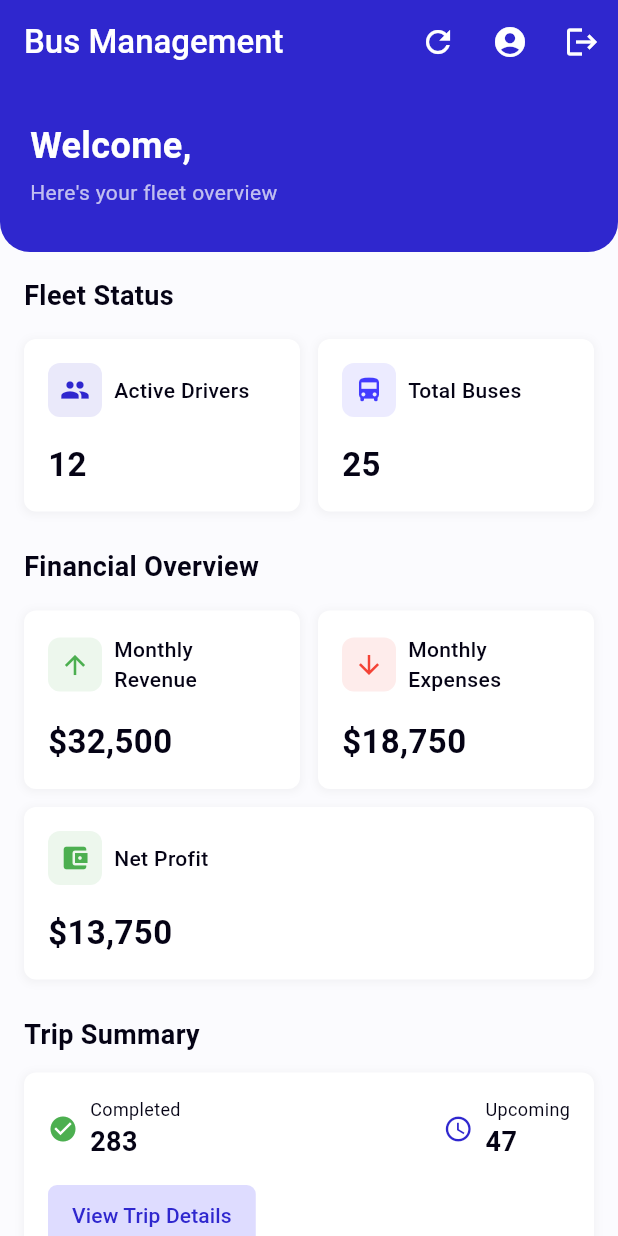
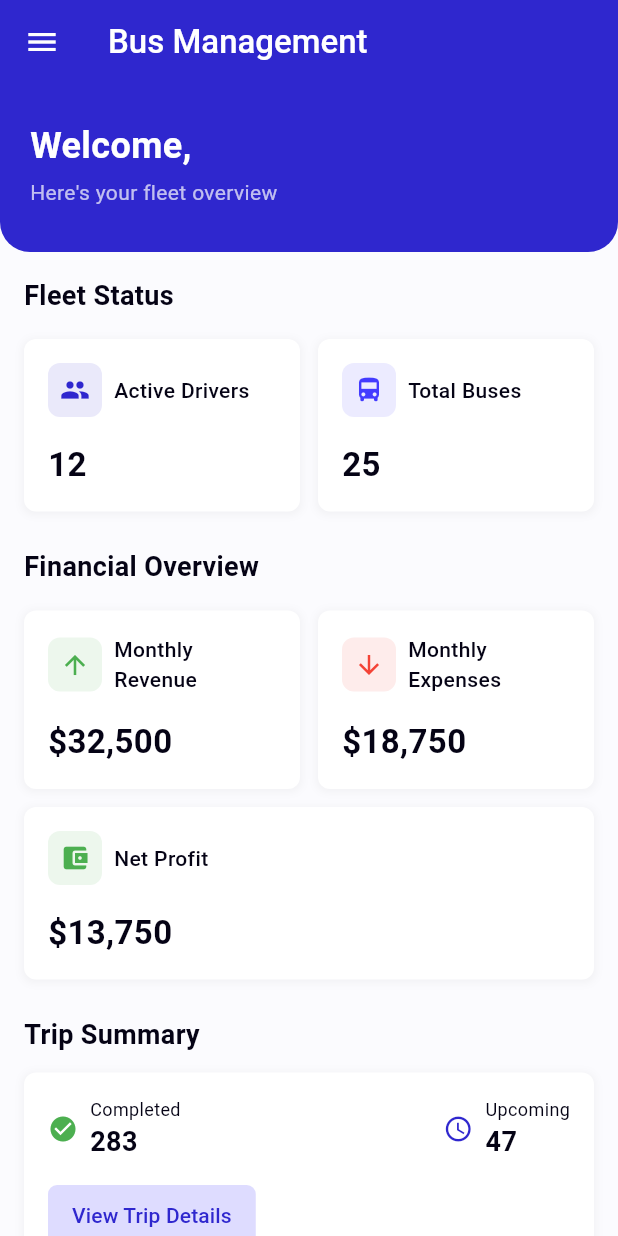
Before and after one commit to KboyVillahermosa/Bus_Management_Co, a Flutter app: the HomeScreen screen opened directly, on a phone screen of 412 x 824 dp. Run offline on Flutter 3.47's test engine with Material 3 defaults, Android fonts, the phone set to English and light mode, and no system bars; our stand-ins replace email_validator, file_picker, supabase_flutter; accounts and stored records are empty.

Commit message:
added a sidebar in the home

```diff
--- a/lib/screens/home_screen.dart
+++ b/lib/screens/home_screen.dart
@@ -123,32 +123,64 @@ class _HomeScreenState extends State<HomeScreen> {
         ),
         backgroundColor: const Color(0xFF2F27CE), // --primary
         elevation: 0,
-        actions: [
-          IconButton(
-            icon: const Icon(Icons.refresh, color: Colors.white),
-            tooltip: 'Refresh',
+        // Remove existing actions and add drawer menu icon
+        leading: Builder(
+          builder: (context) => IconButton(
+            icon: const Icon(Icons.menu, color: Colors.white),
             onPressed: () {
-              setState(() {
-                _isLoading = true;
-              });
-              _loadDashboardData();
+              Scaffold.of(context).openDrawer();
             },
           ),
-          IconButton(
-            icon: const Icon(Icons.account_circle, color: Colors.white),
-            tooltip: 'Profile',
-            onPressed: () {
+        ),
+      ),
+      // Add drawer/sidebar
+      drawer: Drawer(
+        child: Column(
+          children: [
+            DrawerHeader(
+              decoration: const BoxDecoration(
+                color: Color(0xFF2F27CE),
+              ),
+              child: Center(
+                child: Row(
+                  children: [
+                    const Icon(
+                      Icons.directions_bus,
+                      color: Colors.white,
+                      size: 30,
+                    ),
+                    const SizedBox(width: 10),
+                    const Text(
+                      'Bus Management',
+                      style: TextStyle(
+                        color: Colors.white,
+                        fontSize: 22,
+                        fontWeight: FontWeight.w500,
+                      ),
+                    ),
+                  ],
+                ),
+              ),
+            ),
+            ListTile(
+              leading: const Icon(Icons.account_circle),
+              title: const Text('Profile'),
+              onTap: () {
+                Navigator.pop(context); // Close drawer
                 Navigator.of(context).push(
                   MaterialPageRoute(builder: (context) => const ProfileScreen()),
                 );
               },
             ),
-          IconButton(
-            icon: const Icon(Icons.logout, color: Colors.white),
-            tooltip: 'Logout',
-            onPressed: _signOut,
+            const Spacer(),
+            ListTile(
+              leading: const Icon(Icons.logout),
+              title: const Text('Logout'),
+              onTap: _signOut,
             ),
+            const SizedBox(height: 20),
           ],
+        ),
       ),
       body: _isLoading
           ? const Center(child: CircularProgressIndicator(color: Color(0xFF2F27CE)))
```
Lines whose indentation alone changed are shown as unchanged.
